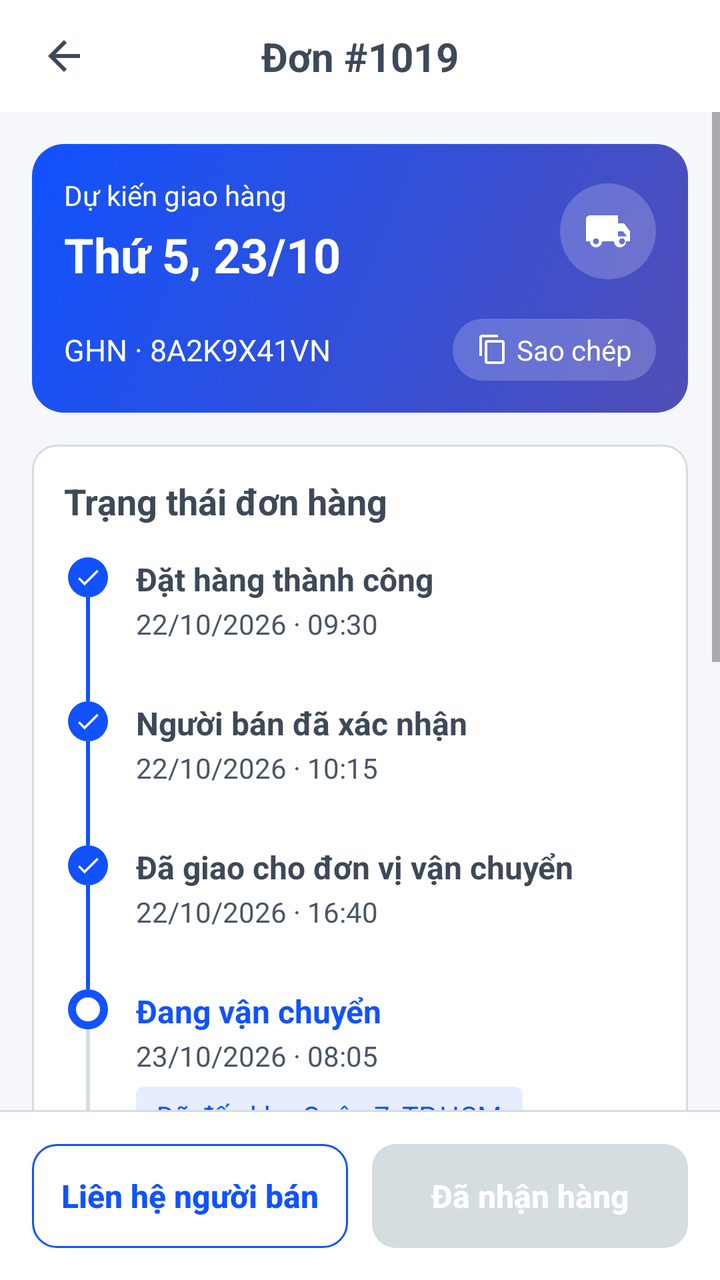
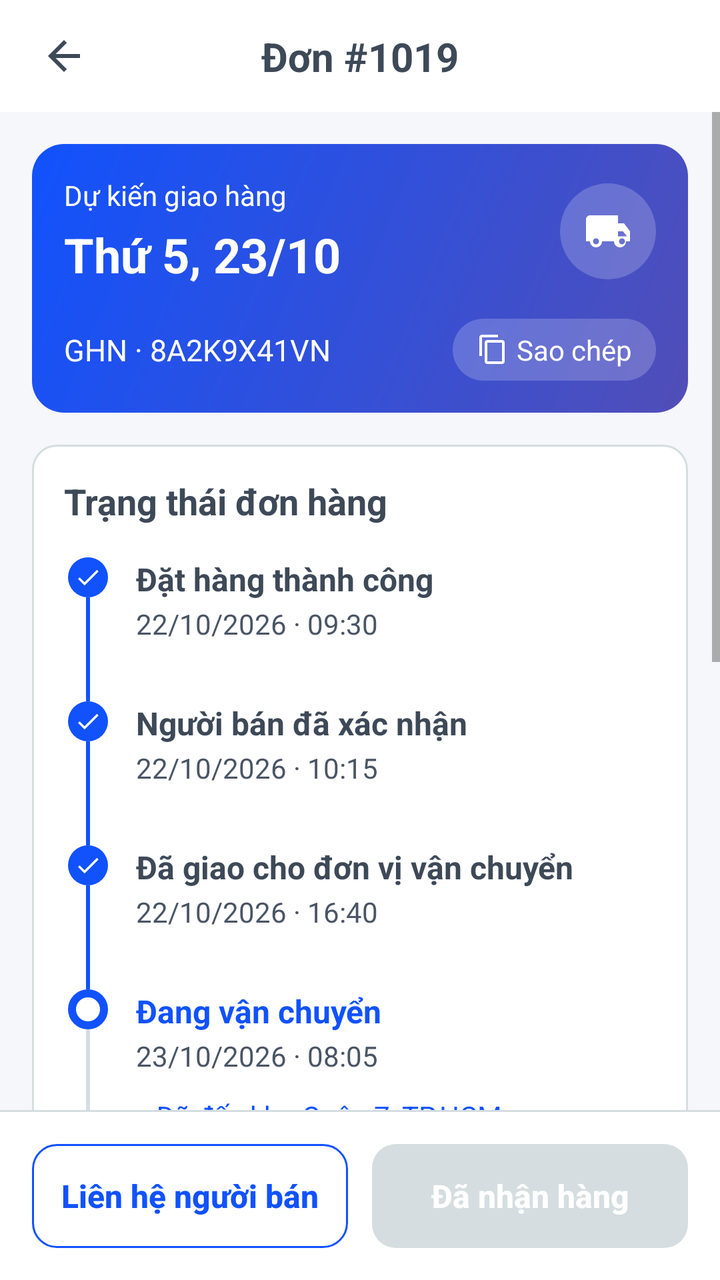

An Android layout rendered at two revisions. The XML below is the earlier revision; the diff shows what the commit changed to produce the second picture.
<!-- AndroidManifest.xml: application theme Theme.NT118R12 -->
<!-- res/layout/activity_order_tracking.xml -->
<?xml version="1.0" encoding="utf-8"?>
<androidx.constraintlayout.widget.ConstraintLayout
    xmlns:android="http://schemas.android.com/apk/res/android"
    xmlns:app="http://schemas.android.com/apk/res-auto"
    android:id="@+id/root"
    android:layout_width="match_parent"
    android:layout_height="match_parent"
    android:background="@color/surface">

    <androidx.constraintlayout.widget.ConstraintLayout
        android:id="@+id/headerLayout"
        android:layout_width="0dp"
        android:layout_height="56dp"
        android:background="@color/surface"
        app:layout_constraintEnd_toEndOf="parent"
        app:layout_constraintStart_toStartOf="parent"
        app:layout_constraintTop_toTopOf="parent">

        <ImageView
            android:id="@+id/ivBack"
            android:layout_width="48dp"
            android:layout_height="48dp"
            android:layout_marginStart="8dp"
            android:contentDescription="Quay lại"
            android:padding="12dp"
            android:src="@drawable/ic_back"
            app:layout_constraintBottom_toBottomOf="parent"
            app:layout_constraintStart_toStartOf="parent"
            app:layout_constraintTop_toTopOf="parent"
            app:tint="@color/text_primary" />

        <TextView
            android:id="@+id/tvHeaderTitle"
            android:layout_width="wrap_content"
            android:layout_height="wrap_content"
            android:text="Đơn #1019"
            android:textColor="@color/text_primary"
            android:textSize="20sp"
            android:textStyle="bold"
            app:layout_constraintBottom_toBottomOf="parent"
            app:layout_constraintEnd_toEndOf="parent"
            app:layout_constraintStart_toStartOf="parent"
            app:layout_constraintTop_toTopOf="parent" />
    </androidx.constraintlayout.widget.ConstraintLayout>

    <ScrollView
        android:layout_width="0dp"
        android:layout_height="0dp"
        android:background="@color/bg_gray_light"
        android:fillViewport="true"
        android:overScrollMode="never"
        app:layout_constraintBottom_toTopOf="@id/bottomLayout"
        app:layout_constraintEnd_toEndOf="parent"
        app:layout_constraintStart_toStartOf="parent"
        app:layout_constraintTop_toBottomOf="@id/headerLayout">

        <LinearLayout
            android:layout_width="match_parent"
            android:layout_height="wrap_content"
            android:orientation="vertical"
            android:padding="16dp">

            <LinearLayout
                android:layout_width="match_parent"
                android:layout_height="wrap_content"
                android:background="@drawable/bg_tracking_card"
                android:orientation="vertical"
                android:padding="16dp">

                <LinearLayout
                    android:layout_width="match_parent"
                    android:layout_height="wrap_content"
                    android:gravity="center_vertical"
                    android:orientation="horizontal">

                    <LinearLayout
                        android:layout_width="0dp"
                        android:layout_height="wrap_content"
                        android:layout_weight="1"
                        android:orientation="vertical">

                        <TextView
                            android:layout_width="wrap_content"
                            android:layout_height="wrap_content"
                            android:text="Dự kiến giao hàng"
                            android:textColor="@color/white"
                            android:textSize="14sp" />

                        <TextView
                            android:id="@+id/tvEstimatedDate"
                            android:layout_width="wrap_content"
                            android:layout_height="wrap_content"
                            android:layout_marginTop="4dp"
                            android:text="Thứ 5, 23/10"
                            android:textColor="@color/white"
                            android:textSize="24sp"
                            android:textStyle="bold" />
                    </LinearLayout>

                    <ImageView
                        android:layout_width="48dp"
                        android:layout_height="48dp"
                        android:background="@drawable/bg_circle_white_20"
                        android:contentDescription="Vận chuyển"
                        android:padding="12dp"
                        android:src="@drawable/ic_shipping"
                        app:tint="@color/white" />
                </LinearLayout>

                <LinearLayout
                    android:layout_width="match_parent"
                    android:layout_height="wrap_content"
                    android:layout_marginTop="16dp"
                    android:gravity="center_vertical"
                    android:orientation="horizontal">

                    <TextView
                        android:id="@+id/tvTrackingCode"
                        android:layout_width="0dp"
                        android:layout_height="wrap_content"
                        android:layout_weight="1"
                        android:text="GHN · 8A2K9X41VN"
                        android:textColor="@color/white"
                        android:textSize="15sp" />

                    <LinearLayout
                        android:id="@+id/btnCopy"
                        android:layout_width="wrap_content"
                        android:layout_height="wrap_content"
                        android:background="@drawable/bg_pill_white_20"
                        android:gravity="center_vertical"
                        android:orientation="horizontal"
                        android:paddingHorizontal="12dp"
                        android:paddingVertical="6dp">

                        <ImageView
                            android:layout_width="16dp"
                            android:layout_height="16dp"
                            android:src="@drawable/ic_copy"
                            app:tint="@color/white" />

                        <TextView
                            android:layout_width="wrap_content"
                            android:layout_height="wrap_content"
                            android:layout_marginStart="4dp"
                            android:text="Sao chép"
                            android:textColor="@color/white"
                            android:textSize="14sp" />
                    </LinearLayout>
                </LinearLayout>
            </LinearLayout>

            <LinearLayout
                android:layout_width="match_parent"
                android:layout_height="wrap_content"
                android:layout_marginTop="16dp"
                android:background="@drawable/bg_card"
                android:orientation="vertical"
                android:padding="16dp">

                <TextView
                    android:layout_width="wrap_content"
                    android:layout_height="wrap_content"
                    android:layout_marginBottom="16dp"
                    android:text="Trạng thái đơn hàng"
                    android:textColor="@color/text_primary"
                    android:textSize="18sp"
                    android:textStyle="bold" />

                <LinearLayout
                    android:layout_width="match_parent"
                    android:layout_height="wrap_content"
                    android:orientation="horizontal">

                    <LinearLayout
                        android:layout_width="24dp"
                        android:layout_height="wrap_content"
                        android:gravity="center_horizontal"
                        android:orientation="vertical">

                        <ImageView
                            android:layout_width="20dp"
                            android:layout_height="20dp"
                            android:background="@drawable/bg_timeline_done"
                            android:padding="3dp"
                            android:src="@drawable/ic_check"
                            app:tint="@color/white" />

                        <View
                            android:layout_width="2dp"
                            android:layout_height="52dp"
                            android:background="@color/primary" />
                    </LinearLayout>

                    <LinearLayout
                        android:layout_width="0dp"
                        android:layout_height="wrap_content"
                        android:layout_marginStart="12dp"
                        android:layout_weight="1"
                        android:orientation="vertical">

                        <TextView
                            android:layout_width="wrap_content"
                            android:layout_height="wrap_content"
                            android:text="Đặt hàng thành công"
                            android:textColor="@color/text_primary"
                            android:textSize="16sp"
                            android:textStyle="bold" />

                        <TextView
                            android:layout_width="wrap_content"
                            android:layout_height="wrap_content"
                            android:layout_marginTop="2dp"
                            android:text="22/10/2026 · 09:30"
                            android:textColor="@color/text_body"
                            android:textSize="14sp" />
                    </LinearLayout>
                </LinearLayout>

                <LinearLayout
                    android:layout_width="match_parent"
                    android:layout_height="wrap_content"
                    android:orientation="horizontal">

                    <LinearLayout
                        android:layout_width="24dp"
                        android:layout_height="wrap_content"
                        android:gravity="center_horizontal"
                        android:orientation="vertical">

                        <ImageView
                            android:layout_width="20dp"
                            android:layout_height="20dp"
                            android:background="@drawable/bg_timeline_done"
                            android:padding="3dp"
                            android:src="@drawable/ic_check"
                            app:tint="@color/white" />

                        <View
                            android:layout_width="2dp"
                            android:layout_height="52dp"
                            android:background="@color/primary" />
                    </LinearLayout>

                    <LinearLayout
                        android:layout_width="0dp"
                        android:layout_height="wrap_content"
                        android:layout_marginStart="12dp"
                        android:layout_weight="1"
                        android:orientation="vertical">

                        <TextView
                            android:layout_width="wrap_content"
                            android:layout_height="wrap_content"
                            android:text="Người bán đã xác nhận"
                            android:textColor="@color/text_primary"
                            android:textSize="16sp"
                            android:textStyle="bold" />

                        <TextView
                            android:layout_width="wrap_content"
                            android:layout_height="wrap_content"
                            android:layout_marginTop="2dp"
                            android:text="22/10/2026 · 10:15"
                            android:textColor="@color/text_body"
                            android:textSize="14sp" />
                    </LinearLayout>
                </LinearLayout>

                <LinearLayout
                    android:layout_width="match_parent"
                    android:layout_height="wrap_content"
                    android:orientation="horizontal">

                    <LinearLayout
                        android:layout_width="24dp"
                        android:layout_height="wrap_content"
                        android:gravity="center_horizontal"
                        android:orientation="vertical">

                        <ImageView
                            android:layout_width="20dp"
                            android:layout_height="20dp"
                            android:background="@drawable/bg_timeline_done"
                            android:padding="3dp"
                            android:src="@drawable/ic_check"
                            app:tint="@color/white" />

                        <View
                            android:layout_width="2dp"
                            android:layout_height="52dp"
                            android:background="@color/primary" />
                    </LinearLayout>

                    <LinearLayout
                        android:layout_width="0dp"
                        android:layout_height="wrap_content"
                        android:layout_marginStart="12dp"
                        android:layout_weight="1"
                        android:orientation="vertical">

                        <TextView
                            android:layout_width="wrap_content"
                            android:layout_height="wrap_content"
                            android:text="Đã giao cho đơn vị vận chuyển"
                            android:textColor="@color/text_primary"
                            android:textSize="16sp"
                            android:textStyle="bold" />

                        <TextView
                            android:layout_width="wrap_content"
                            android:layout_height="wrap_content"
                            android:layout_marginTop="2dp"
                            android:text="22/10/2026 · 16:40"
                            android:textColor="@color/text_body"
                            android:textSize="14sp" />
                    </LinearLayout>
                </LinearLayout>

                <LinearLayout
                    android:layout_width="match_parent"
                    android:layout_height="wrap_content"
                    android:orientation="horizontal">

                    <LinearLayout
                        android:layout_width="24dp"
                        android:layout_height="wrap_content"
                        android:gravity="center_horizontal"
                        android:orientation="vertical">

                        <View
                            android:layout_width="20dp"
                            android:layout_height="20dp"
                            android:background="@drawable/bg_timeline_current" />

                        <View
                            android:layout_width="2dp"
                            android:layout_height="76dp"
                            android:background="@color/border" />
                    </LinearLayout>

                    <LinearLayout
                        android:layout_width="0dp"
                        android:layout_height="wrap_content"
                        android:layout_marginStart="12dp"
                        android:layout_weight="1"
                        android:orientation="vertical">

                        <TextView
                            android:layout_width="wrap_content"
                            android:layout_height="wrap_content"
                            android:text="Đang vận chuyển"
                            android:textColor="@color/primary"
                            android:textSize="16sp"
                            android:textStyle="bold" />

                        <TextView
                            android:layout_width="wrap_content"
                            android:layout_height="wrap_content"
                            android:layout_marginTop="2dp"
                            android:text="23/10/2026 · 08:05"
                            android:textColor="@color/text_body"
                            android:textSize="14sp" />

                        <TextView
                            android:layout_width="wrap_content"
                            android:layout_height="wrap_content"
                            android:layout_marginTop="6dp"
                            android:background="@drawable/bg_tag_default"
                            android:paddingHorizontal="10dp"
                            android:paddingVertical="5dp"
                            android:text="Đã đến kho Quận 7, TP.HCM"
                            android:textColor="@color/primary"
                            android:textSize="14sp" />
                    </LinearLayout>
                </LinearLayout>

                <LinearLayout
                    android:layout_width="match_parent"
                    android:layout_height="wrap_content"
                    android:orientation="horizontal">

                    <LinearLayout
                        android:layout_width="24dp"
                        android:layout_height="wrap_content"
                        android:gravity="center_horizontal"
                        android:orientation="vertical">

                        <View
                            android:layout_width="20dp"
                            android:layout_height="20dp"
                            android:background="@drawable/bg_timeline_pending" />

                        <View
                            android:layout_width="2dp"
                            android:layout_height="52dp"
                            android:background="@color/border" />
                    </LinearLayout>

                    <LinearLayout
                        android:layout_width="0dp"
                        android:layout_height="wrap_content"
                        android:layout_marginStart="12dp"
                        android:layout_weight="1"
                        android:orientation="vertical">

                        <TextView
                            android:layout_width="wrap_content"
                            android:layout_height="wrap_content"
                            android:text="Đang giao hàng"
                            android:textColor="@color/text_body"
                            android:textSize="16sp" />

                        <TextView
                            android:layout_width="wrap_content"
                            android:layout_height="wrap_content"
                            android:layout_marginTop="2dp"
                            android:text="Dự kiến 23/10/2026"
                            android:textColor="@color/text_body"
                            android:textSize="14sp" />
                    </LinearLayout>
                </LinearLayout>

                <LinearLayout
                    android:layout_width="match_parent"
                    android:layout_height="wrap_content"
                    android:orientation="horizontal">

                    <LinearLayout
                        android:layout_width="24dp"
                        android:layout_height="wrap_content"
                        android:gravity="center_horizontal"
                        android:orientation="vertical">

                        <View
                            android:layout_width="20dp"
                            android:layout_height="20dp"
                            android:background="@drawable/bg_timeline_pending" />
                    </LinearLayout>

                    <LinearLayout
                        android:layout_width="0dp"
                        android:layout_height="wrap_content"
                        android:layout_marginStart="12dp"
                        android:layout_weight="1"
                        android:orientation="vertical">

                        <TextView
                            android:layout_width="wrap_content"
                            android:layout_height="wrap_content"
                            android:text="Đã giao hàng"
                            android:textColor="@color/text_body"
                            android:textSize="16sp" />
                    </LinearLayout>
                </LinearLayout>

            </LinearLayout>

            <LinearLayout
                android:layout_width="match_parent"
                android:layout_height="wrap_content"
                android:layout_marginTop="16dp"
                android:background="@drawable/bg_card"
                android:orientation="horizontal"
                android:padding="16dp">

                <ImageView
                    android:layout_width="40dp"
                    android:layout_height="40dp"
                    android:background="@drawable/bg_category_icon"
                    android:contentDescription="Địa chỉ"
                    android:padding="9dp"
                    android:src="@drawable/ic_location"
                    app:tint="@color/primary" />

                <LinearLayout
                    android:layout_width="0dp"
                    android:layout_height="wrap_content"
                    android:layout_marginStart="12dp"
                    android:layout_weight="1"
                    android:orientation="vertical">

                    <TextView
                        android:layout_width="wrap_content"
                        android:layout_height="wrap_content"
                        android:text="Địa chỉ nhận hàng"
                        android:textColor="@color/text_body"
                        android:textSize="14sp" />

                    <TextView
                        android:layout_width="wrap_content"
                        android:layout_height="wrap_content"
                        android:layout_marginTop="4dp"
                        android:text="Nguyễn Văn A · 0123 456 789"
                        android:textColor="@color/text_primary"
                        android:textSize="16sp"
                        android:textStyle="bold" />

                    <TextView
                        android:layout_width="wrap_content"
                        android:layout_height="wrap_content"
                        android:layout_marginTop="2dp"
                        android:text="123 Đường ABC, Phường 5, Quận 3, TP.HCM"
                        android:textColor="@color/text_body"
                        android:textSize="15sp" />
                </LinearLayout>
            </LinearLayout>

            <LinearLayout
                android:layout_width="match_parent"
                android:layout_height="wrap_content"
                android:layout_marginTop="16dp"
                android:background="@drawable/bg_card"
                android:gravity="center_vertical"
                android:orientation="horizontal"
                android:padding="16dp">

                <ImageView
                    android:layout_width="64dp"
                    android:layout_height="64dp"
                    android:background="@drawable/bg_category_icon"
                    android:contentDescription="Sản phẩm"
                    android:padding="8dp"
                    android:scaleType="fitCenter"
                    android:src="@drawable/placeholder_shoe" />

                <LinearLayout
                    android:layout_width="0dp"
                    android:layout_height="wrap_content"
                    android:layout_marginStart="12dp"
                    android:layout_weight="1"
                    android:orientation="vertical">

                    <TextView
                        android:layout_width="wrap_content"
                        android:layout_height="wrap_content"
                        android:text="Nike Air Max 270"
                        android:textColor="@color/text_primary"
                        android:textSize="16sp"
                        android:textStyle="bold" />

                    <TextView
                        android:layout_width="wrap_content"
                        android:layout_height="wrap_content"
                        android:layout_marginTop="4dp"
                        android:text="Size 41 · x2"
                        android:textColor="@color/text_body"
                        android:textSize="14sp" />
                </LinearLayout>

                <TextView
                    android:layout_width="wrap_content"
                    android:layout_height="wrap_content"
                    android:text="$224.00"
                    android:textColor="@color/text_primary"
                    android:textSize="17sp"
                    android:textStyle="bold" />
            </LinearLayout>
        </LinearLayout>
    </ScrollView>

    <LinearLayout
        android:id="@+id/bottomLayout"
        android:layout_width="0dp"
        android:layout_height="wrap_content"
        android:background="@color/surface"
        android:elevation="0dp"
        android:orientation="vertical"
        app:layout_constraintBottom_toBottomOf="parent"
        app:layout_constraintEnd_toEndOf="parent"
        app:layout_constraintStart_toStartOf="parent">

        <View
            android:layout_width="match_parent"
            android:layout_height="1dp"
            android:background="@color/border" />

        <LinearLayout
            android:layout_width="match_parent"
            android:layout_height="wrap_content"
            android:orientation="horizontal"
            android:padding="16dp">

            <androidx.appcompat.widget.AppCompatButton
                android:id="@+id/btnContactSeller"
                android:layout_width="0dp"
                android:layout_height="52dp"
                android:layout_marginEnd="12dp"
                android:layout_weight="1"
                android:background="@drawable/bg_btn_outline_primary"
                android:elevation="0dp"
                android:minHeight="0dp"
                android:stateListAnimator="@null"
                android:text="Liên hệ người bán"
                android:textAllCaps="false"
                android:textColor="@color/primary"
                android:textSize="16sp"
                android:textStyle="bold" />

            <androidx.appcompat.widget.AppCompatButton
                android:id="@+id/btnReceived"
                android:layout_width="0dp"
                android:layout_height="52dp"
                android:layout_weight="1"
                android:background="@drawable/bg_btn_disabled"
                android:elevation="0dp"
                android:enabled="false"
                android:minHeight="0dp"
                android:stateListAnimator="@null"
                android:text="Đã nhận hàng"
                android:textAllCaps="false"
                android:textColor="@color/white"
                android:textSize="16sp"
                android:textStyle="bold" />
        </LinearLayout>
    </LinearLayout>

</androidx.constraintlayout.widget.ConstraintLayout>
<!-- resources referenced by this layout -->
<resources>
  <color name="bg_gray_light">#F5F7FA</color>
  <color name="border">#D5DDE0</color>
  <color name="primary">#1152FD</color>
  <color name="surface">#FFFFFF</color>
  <color name="text_body">#4A5565</color>
  <color name="text_primary">#3E4958</color>
  <color name="white">#FFFFFFFF</color>
  <!-- drawable bg_btn_disabled (drawable) -->
  <?xml version="1.0" encoding="utf-8"?>
  <shape xmlns:android="http://schemas.android.com/apk/res/android">
      <solid android:color="@color/text_secondary" />
      <corners android:radius="12dp" />
  </shape>
  <!-- drawable bg_btn_outline_primary (drawable) -->
  <?xml version="1.0" encoding="utf-8"?>
  <shape xmlns:android="http://schemas.android.com/apk/res/android">
      <solid android:color="@color/white" />
      <corners android:radius="12dp" />
      <stroke android:width="1dp" android:color="@color/primary" />
  </shape>
  <!-- drawable bg_card (drawable) -->
  <?xml version="1.0" encoding="utf-8"?>
  <shape xmlns:android="http://schemas.android.com/apk/res/android">
      <solid android:color="@color/white" />
      <corners android:radius="12dp" />
      <stroke android:width="1dp" android:color="@color/border" />
  </shape>
  <!-- drawable bg_category_icon (drawable) -->
  <?xml version="1.0" encoding="utf-8"?>
  <shape xmlns:android="http://schemas.android.com/apk/res/android"
      android:shape="rectangle">
      <solid android:color="@color/primary_light" />
      <corners android:radius="12dp" />
  </shape>
  <!-- drawable bg_circle_white_20 (drawable) -->
  <?xml version="1.0" encoding="utf-8"?>
  <shape xmlns:android="http://schemas.android.com/apk/res/android"
      android:shape="oval">
      <solid android:color="@color/white_20" />
  </shape>
  <!-- drawable bg_pill_white_20 (drawable) -->
  <?xml version="1.0" encoding="utf-8"?>
  <shape xmlns:android="http://schemas.android.com/apk/res/android"
      android:shape="rectangle">
      <solid android:color="@color/white_20" />
      <corners android:radius="100dp" />
  </shape>
  <!-- drawable bg_tag_default (drawable) -->
  <?xml version="1.0" encoding="utf-8"?>
  <shape xmlns:android="http://schemas.android.com/apk/res/android"
      android:shape="rectangle">
      <solid android:color="@color/primary_light" />
      <corners android:radius="4dp" />
  </shape>
  <!-- drawable bg_timeline_current (drawable) -->
  <?xml version="1.0" encoding="utf-8"?>
  <shape xmlns:android="http://schemas.android.com/apk/res/android"
      android:shape="oval">
      <solid android:color="@color/white" />
      <stroke android:width="4dp" android:color="@color/primary" />
  </shape>
  <!-- drawable bg_timeline_done (drawable) -->
  <?xml version="1.0" encoding="utf-8"?>
  <shape xmlns:android="http://schemas.android.com/apk/res/android"
      android:shape="oval">
      <solid android:color="@color/primary" />
  </shape>
  <!-- drawable bg_timeline_pending (drawable) -->
  <?xml version="1.0" encoding="utf-8"?>
  <shape xmlns:android="http://schemas.android.com/apk/res/android"
      android:shape="oval">
      <solid android:color="@color/white" />
      <stroke android:width="2dp" android:color="@color/border" />
  </shape>
  <!-- drawable bg_tracking_card (drawable) -->
  <?xml version="1.0" encoding="utf-8"?>
  <shape xmlns:android="http://schemas.android.com/apk/res/android"
      android:shape="rectangle">
      <gradient
          android:angle="315"
          android:startColor="@color/primary"
          android:endColor="@color/purple" />
      <corners android:radius="16dp" />
  </shape>
  <style name="Theme.NT118R12" parent="Theme.MaterialComponents.Light.NoActionBar.Bridge" />
  <color name="text_secondary">#D5DDE0</color>
  <color name="primary_light">#E6EDFF</color>
  <color name="white_20">#33FFFFFF</color>
  <color name="purple">#514EB7</color>
  <!-- unchanged entries left out for length: 6 -->
</resources>

<!-- the commit's change to res/layout/activity_order_tracking.xml (unified diff, before → after) -->
@@ -366,7 +366,6 @@
                             android:layout_width="wrap_content"
                             android:layout_height="wrap_content"
                             android:layout_marginTop="6dp"
-                            android:background="@drawable/bg_tag_default"
                             android:paddingHorizontal="10dp"
                             android:paddingVertical="5dp"
                             android:text="Đã đến kho Quận 7, TP.HCM"
@@ -551,7 +550,7 @@
                 <TextView
                     android:layout_width="wrap_content"
                     android:layout_height="wrap_content"
-                    android:text="$224.00"
+                    android:text="5.630.000đ"
                     android:textColor="@color/text_primary"
                     android:textSize="17sp"
                     android:textStyle="bold" />
<!-- resource entries referenced after the edit -->
@@ -47,13 +47,6 @@
       <solid android:color="@color/white_20" />
       <corners android:radius="100dp" />
   </shape>
-  <!-- drawable bg_tag_default (drawable) -->
-  <?xml version="1.0" encoding="utf-8"?>
-  <shape xmlns:android="http://schemas.android.com/apk/res/android"
-      android:shape="rectangle">
-      <solid android:color="@color/primary_light" />
-      <corners android:radius="4dp" />
-  </shape>
   <!-- drawable bg_timeline_current (drawable) -->
   <?xml version="1.0" encoding="utf-8"?>
   <shape xmlns:android="http://schemas.android.com/apk/res/android"
